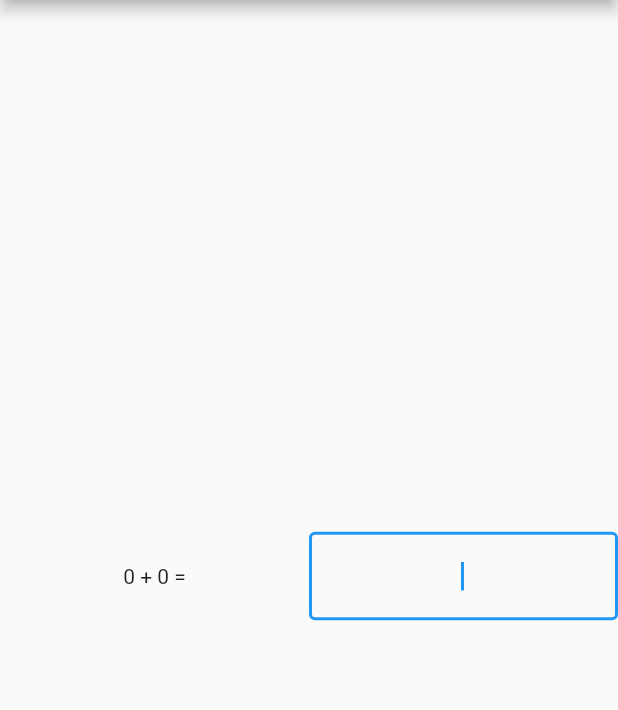
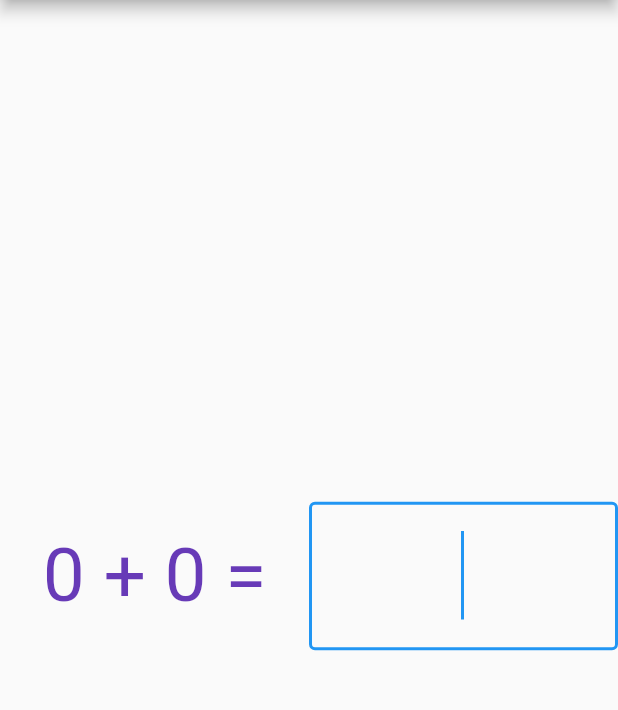
Before and after one commit to hfyeh/haohao, a Flutter app: the screen it shows after launch, on a phone screen of 412 x 824 dp, the part 84-794 px from its top. Run offline on Flutter 3.47's test engine with Material 2 defaults, Android fonts, the phone set to English and light mode, and no system bars.

Commit message:
Customize text style

```diff
--- a/lib/addition_within_ten.dart
+++ b/lib/addition_within_ten.dart
@@ -16,6 +16,10 @@ class _AdditionWithinTenState extends State<AdditionWithinTen> {
   late int _num2;
   final _controller = TextEditingController();
   late FocusNode _focusNode;
+  final _textStyle = const TextStyle(
+    color: Colors.deepPurple,
+    fontSize: 50,
+  );
 
   @override
   void initState() {
@@ -38,7 +42,11 @@ class _AdditionWithinTenState extends State<AdditionWithinTen> {
         children: <Widget>[
           Expanded(
             child: Center(
-              child: Text('$_num1 + $_num2 ='),
+              child: Text(
+                '$_num1 + $_num2 =',
+                textAlign: TextAlign.center,
+                style: _textStyle,
+              ),
             ),
           ),
           Expanded(
@@ -46,6 +54,7 @@ class _AdditionWithinTenState extends State<AdditionWithinTen> {
               autofocus: true,
               focusNode: _focusNode,
               textAlign: TextAlign.center,
+              style: _textStyle,
               keyboardType: TextInputType.number,
               inputFormatters: <TextInputFormatter>[
                 FilteringTextInputFormatter.digitsOnly
```
